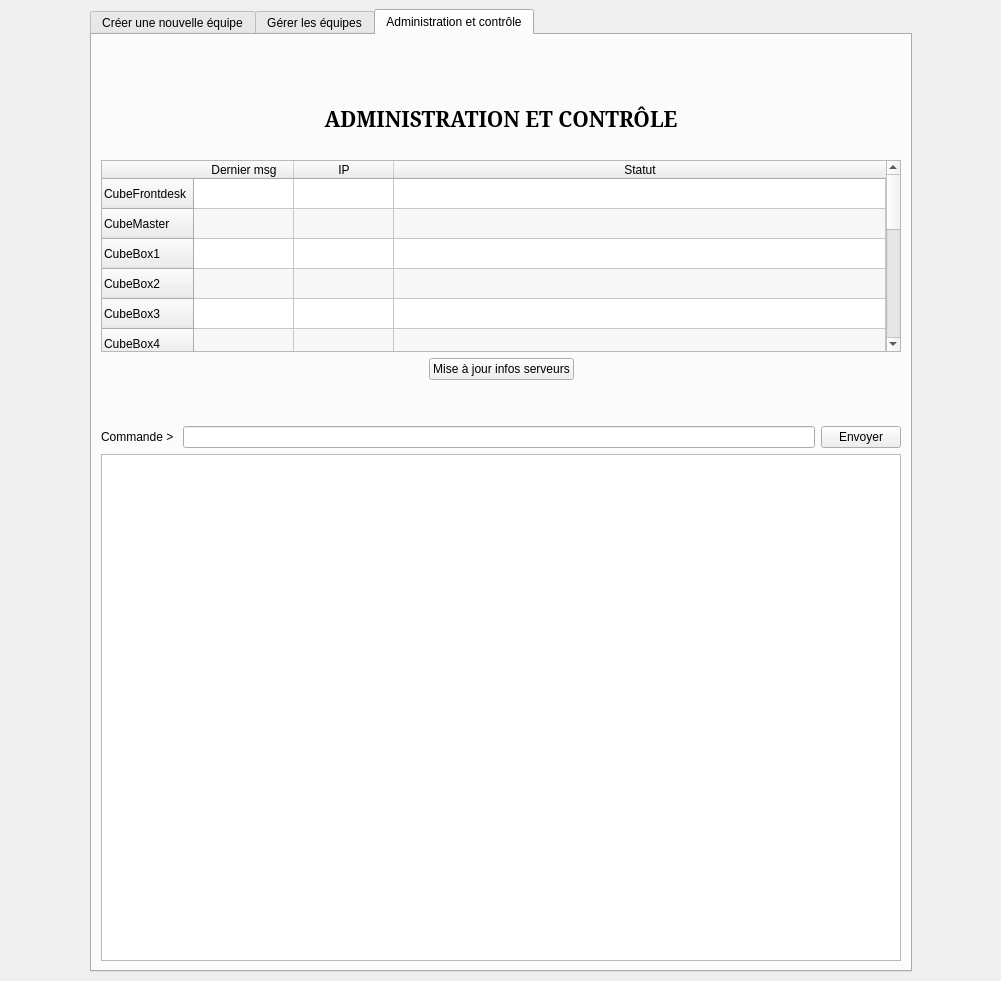
jwav/thecube-ivazio, file thecubeivazio/cubegui/cubegui.ui: the form before one commit.
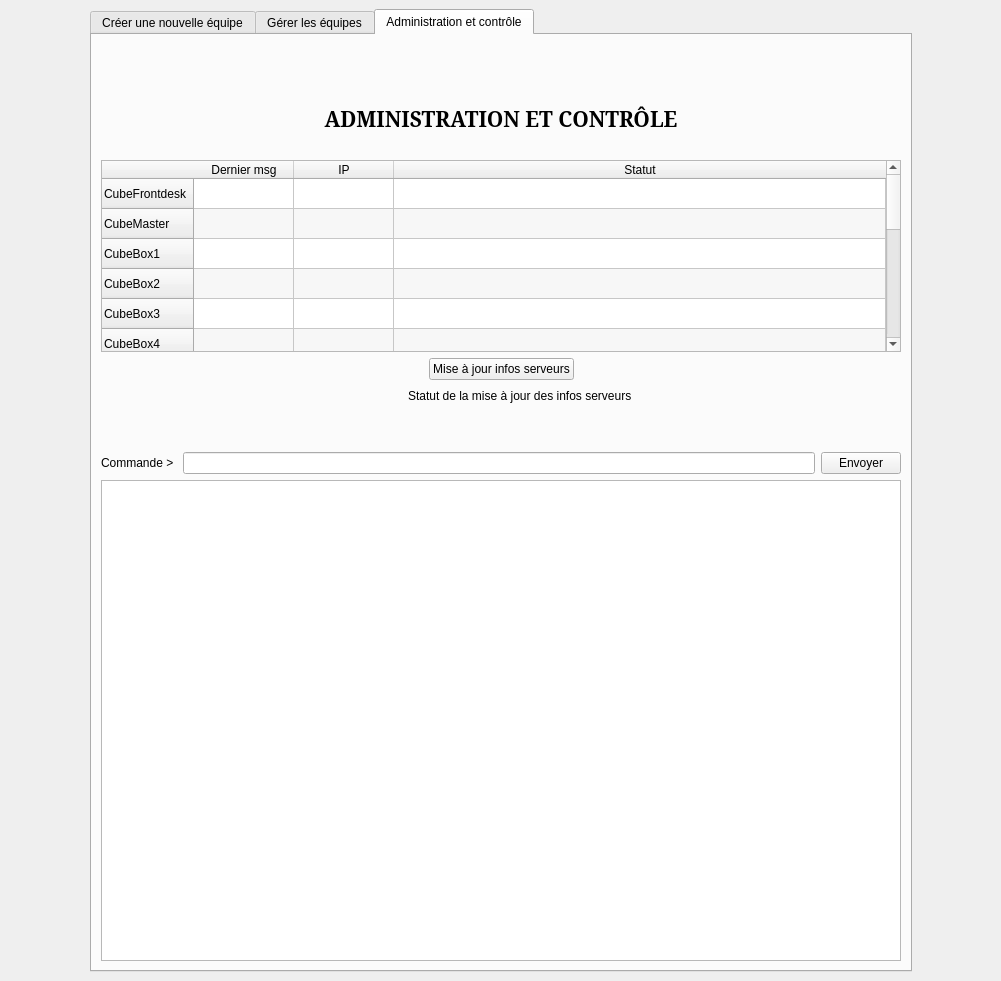
The form after the commit. The open tabs and pages were chosen to show the change. Icons and pictures are not drawn.

The edit to the form file:
```diff
--- a/thecubeivazio/cubegui/cubegui.ui
+++ b/thecubeivazio/cubegui/cubegui.ui
@@ -1102,6 +1102,72 @@
           </item>
          </layout>
         </item>
+        <item>
+         <layout class="QGridLayout" name="gridLayout_2">
+          <item row="0" column="3">
+           <spacer name="horizontalSpacer_3">
+            <property name="orientation">
+             <enum>Qt::Horizontal</enum>
+            </property>
+            <property name="sizeHint" stdset="0">
+             <size>
+              <width>40</width>
+              <height>20</height>
+             </size>
+            </property>
+           </spacer>
+          </item>
+          <item row="0" column="1">
+           <widget class="QPushButton" name="btnIconAdminStatus">
+            <property name="enabled">
+             <bool>true</bool>
+            </property>
+            <property name="styleSheet">
+             <string notr="true">QPushButton {
+    background-color: none;
+    border: none;
+}
+QPushButton:pressed {
+    background-color: none;
+    border: none;
+}
+QPushButton:focus {
+    outline: none;
+}</string>
+            </property>
+            <property name="text">
+             <string/>
+            </property>
+            <property name="checkable">
+             <bool>false</bool>
+            </property>
+            <property name="flat">
+             <bool>true</bool>
+            </property>
+           </widget>
+          </item>
+          <item row="0" column="2">
+           <widget class="QLabel" name="lblAdminServersInfoStatusText">
+            <property name="text">
+             <string>Statut de la mise à jour des infos serveurs</string>
+            </property>
+           </widget>
+          </item>
+          <item row="0" column="0">
+           <spacer name="horizontalSpacer_4">
+            <property name="orientation">
+             <enum>Qt::Horizontal</enum>
+            </property>
+            <property name="sizeHint" stdset="0">
+             <size>
+              <width>40</width>
+              <height>20</height>
+             </size>
+            </property>
+           </spacer>
+          </item>
+         </layout>
+        </item>
         <item>
          <spacer name="verticalSpacer_17">
           <property name="orientation">
```
Left out of the diff: 6 changed lines with no effect on the pictures.
